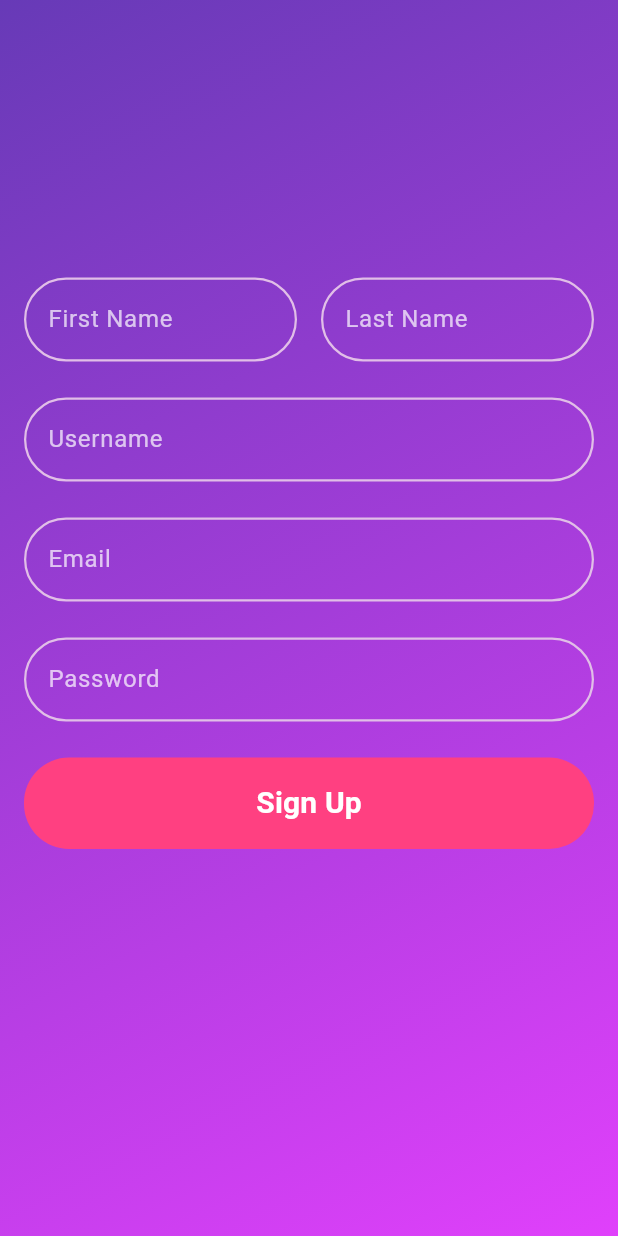
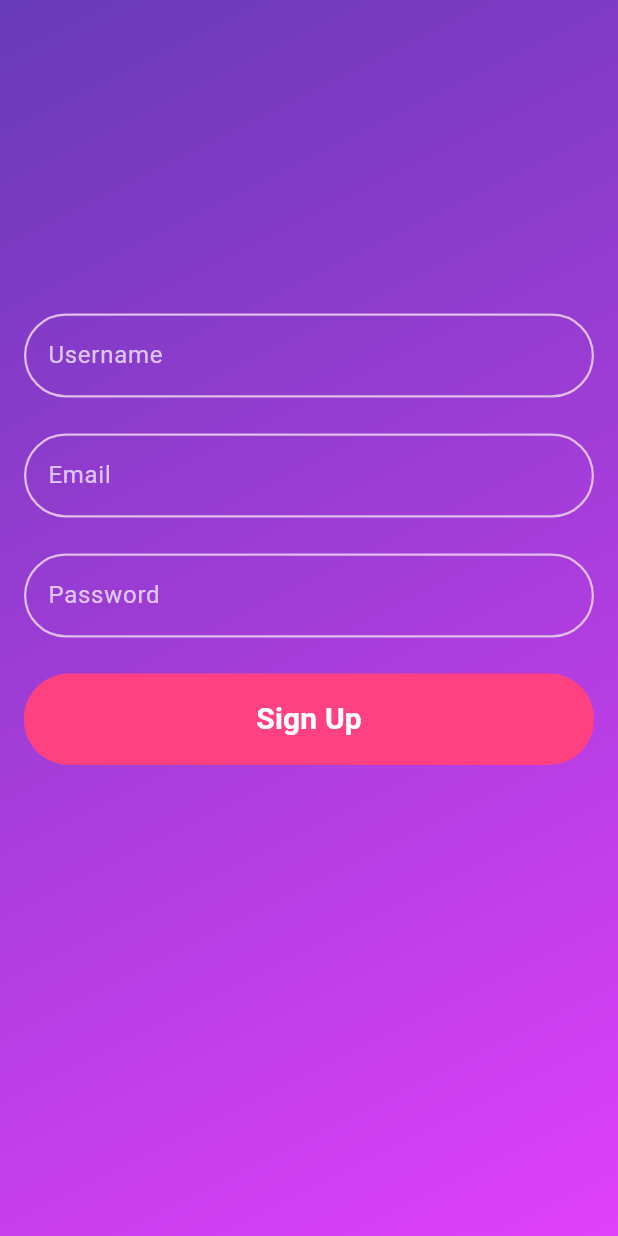
Before and after one commit to CybDot/FrontEnd, a Flutter app: the Mysignup screen opened directly, on a phone screen of 412 x 824 dp. Run offline on Flutter 3.47's test engine with Material 3 defaults, Android fonts, the phone set to English and light mode, and no system bars.

Commit message:
removing first name aand last name

```diff
--- a/lib/signup.dart
+++ b/lib/signup.dart
@@ -83,7 +83,6 @@ class MysignupState extends State<Mysignup> {
             crossAxisAlignment: CrossAxisAlignment.stretch,
             children: [
               SizedBox(height: 169.0),
-              _firstAndLastName(),
               SizedBox(height: 24.0),
               _usernameTextField(),
               SizedBox(height: 24.0),
@@ -96,62 +95,6 @@ class MysignupState extends State<Mysignup> {
           ),
         ),
       ),
-    );
-  }
-
-  Widget _firstAndLastName() {
-    return Row(
-      children: [
-        Expanded(
-          child: TextField(
-            controller: _firstNameController,
-            decoration: InputDecoration(
-              labelText: 'First Name',
-              labelStyle: TextStyle(color: Colors.white70),
-              border: OutlineInputBorder(
-                borderRadius: BorderRadius.circular(30.0),
-              ),
-              focusedBorder: OutlineInputBorder(
-                borderSide: BorderSide(
-                    color: const Color.fromARGB(255, 255, 255, 255),
-                    width: 2.0),
-                borderRadius: BorderRadius.circular(30.0),
-              ),
-              enabledBorder: OutlineInputBorder(
-                borderSide:
-                    BorderSide(color: const Color(0xFFE1BEE7), width: 1.5),
-                borderRadius: BorderRadius.circular(30.0),
-              ),
-            ),
-            style: TextStyle(color: Colors.white),
-          ),
-        ),
-        SizedBox(width: 16.0),
-        Expanded(
-          child: TextField(
-            controller: _lastNameController,
-            decoration: InputDecoration(
-              labelText: 'Last Name',
-              labelStyle: TextStyle(color: Colors.white70),
-              border: OutlineInputBorder(
-                borderRadius: BorderRadius.circular(30.0),
-              ),
-              focusedBorder: OutlineInputBorder(
-                borderSide: BorderSide(
-                    color: const Color.fromARGB(255, 255, 255, 255),
-                    width: 2.0),
-                borderRadius: BorderRadius.circular(30.0),
-              ),
-              enabledBorder: OutlineInputBorder(
-                borderSide:
-                    BorderSide(color: const Color(0xFFE1BEE7), width: 1.5),
-                borderRadius: BorderRadius.circular(30.0),
-              ),
-            ),
-            style: TextStyle(color: Colors.white),
-          ),
-        ),
-      ],
     );
   }
 
```
